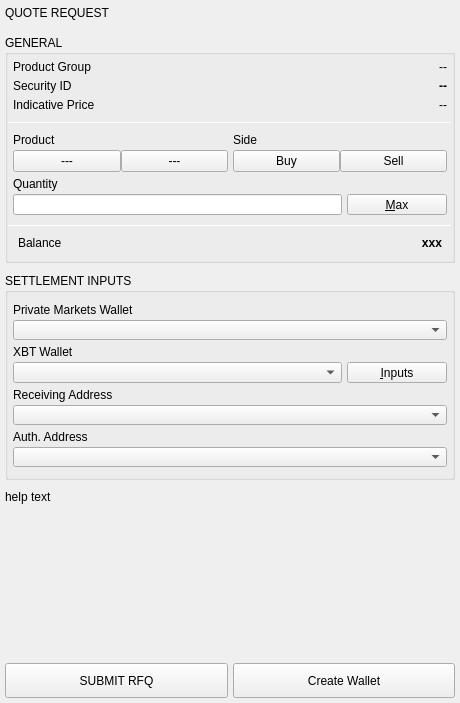
Before: the Qt Designer form BlockSettleUILib/RFQTicketXBT.ui in BlockSettle/terminal, drawn with Qt 5.
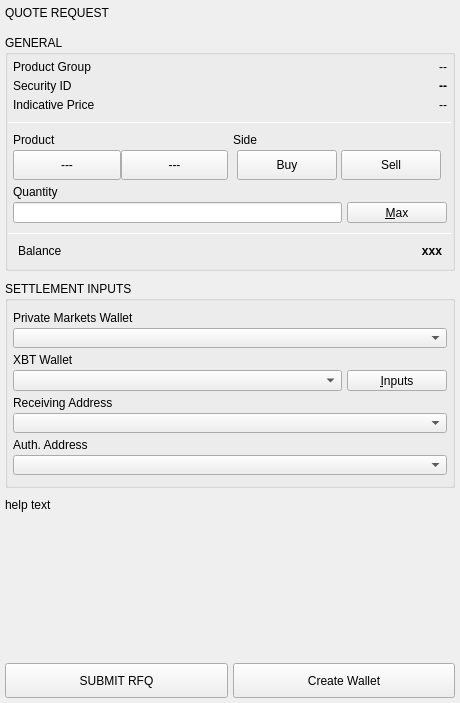
After: the same form once the commit is applied.

What changed in the file:
```diff
--- a/BlockSettleUILib/RFQTicketXBT.ui
+++ b/BlockSettleUILib/RFQTicketXBT.ui
@@ -427,6 +427,18 @@
                      </property>
                      <item>
                       <widget class="QPushButton" name="pushButtonNumCcy">
+                       <property name="minimumSize">
+                        <size>
+                         <width>0</width>
+                         <height>30</height>
+                        </size>
+                       </property>
+                       <property name="maximumSize">
+                        <size>
+                         <width>16777215</width>
+                         <height>30</height>
+                        </size>
+                       </property>
                        <property name="text">
                         <string>---</string>
                        </property>
@@ -440,6 +452,18 @@
                      </item>
                      <item>
                       <widget class="QPushButton" name="pushButtonDenomCcy">
+                       <property name="minimumSize">
+                        <size>
+                         <width>0</width>
+                         <height>30</height>
+                        </size>
+                       </property>
+                       <property name="maximumSize">
+                        <size>
+                         <width>16777215</width>
+                         <height>30</height>
+                        </size>
+                       </property>
                        <property name="text">
                         <string>---</string>
                        </property>
@@ -511,6 +535,18 @@
                      </property>
                      <item>
                       <widget class="QPushButton" name="pushButtonBuy">
+                       <property name="minimumSize">
+                        <size>
+                         <width>100</width>
+                         <height>30</height>
+                        </size>
+                       </property>
+                       <property name="maximumSize">
+                        <size>
+                         <width>100</width>
+                         <height>30</height>
+                        </size>
+                       </property>
                        <property name="text">
                         <string>Buy</string>
                        </property>
@@ -524,6 +560,18 @@
                      </item>
                      <item>
                       <widget class="QPushButton" name="pushButtonSell">
+                       <property name="minimumSize">
+                        <size>
+                         <width>100</width>
+                         <height>30</height>
+                        </size>
+                       </property>
+                       <property name="maximumSize">
+                        <size>
+                         <width>100</width>
+                         <height>30</height>
+                        </size>
+                       </property>
                        <property name="text">
                         <string>Sell</string>
                        </property>
```
